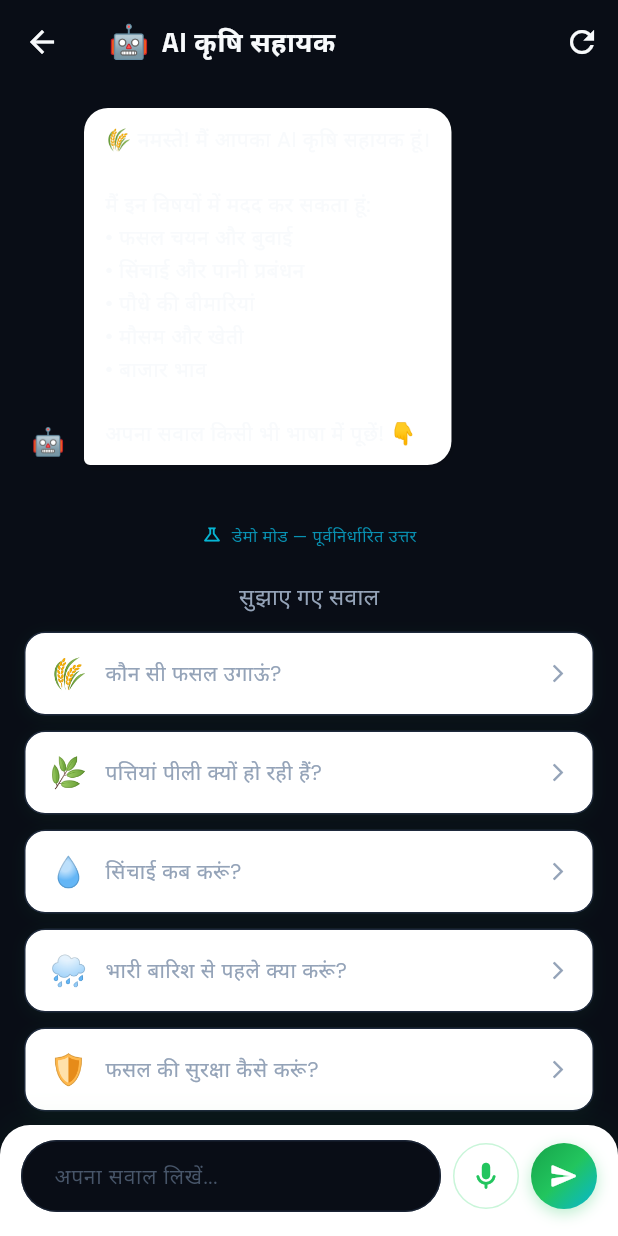
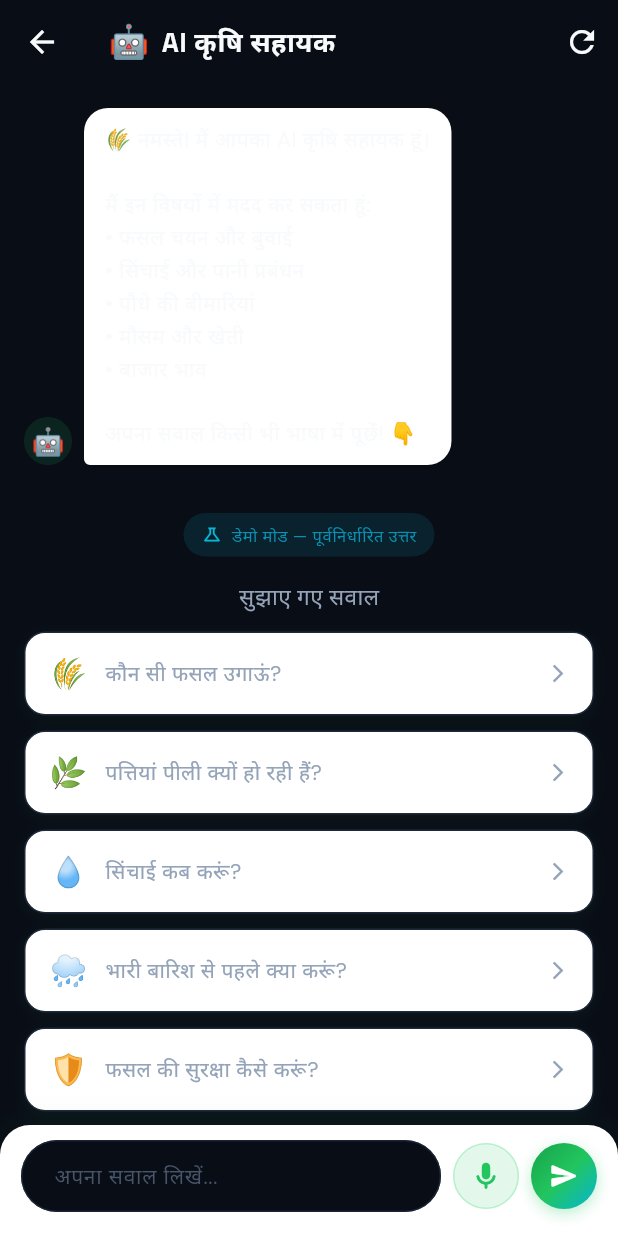
Before and after one commit to yusufzaidan72-crypto/KisanMitra, a Flutter app: the AIAssistantScreen screen opened directly, on a phone screen of 412 x 824 dp. Run offline on Flutter 3.47's test engine with Material 3 defaults, Android fonts, the phone set to English and light mode, and no system bars; our stand-ins replace cloud_firestore, firebase_auth, firebase_core, flutter_animate, flutter_dotenv, geolocator and 3 more; accounts and stored records are empty.

Commit message:
fix: updated AppColors with backwards-compatible surface getters & clean typography

```diff
--- a/lib/screens/assistant/ai_assistant_screen.dart
+++ b/lib/screens/assistant/ai_assistant_screen.dart
@@ -194,7 +194,7 @@
             Container(
               width: 32,
               height: 32,
-              decoration: const BoxDecoration(
+              decoration: BoxDecoration(
                 color: AppColors.primarySurface,
                 shape: BoxShape.circle,
               ),
@@ -250,7 +250,7 @@
             Container(
               width: 32,
               height: 32,
-              decoration: const BoxDecoration(
+              decoration: BoxDecoration(
                 color: AppColors.primarySurface,
                 shape: BoxShape.circle,
               ),
--- a/lib/screens/weather/weather_screen.dart
+++ b/lib/screens/weather/weather_screen.dart
@@ -238,7 +238,7 @@
     return Column(
       crossAxisAlignment: CrossAxisAlignment.start,
       children: [
-        const Text('Saved Locations / सुरक्षित स्थान', style: AppTextStyles.titleMedium),
+        Text('Saved Locations / सुरक्षित स्थान', style: AppTextStyles.titleMedium),
         const SizedBox(height: 8),
         SizedBox(
           height: 40,
--- a/lib/utils/app_colors.dart
+++ b/lib/utils/app_colors.dart
@@ -7,6 +7,7 @@
   static const Color background = Color(0xFF090D16);
   static const Color backgroundSecondary = Color(0xFF0F172A);
   static const Color canvasDark = Color(0xFF070A10);
+  static const Color surface = Color(0xFF131C2E);
 
   // Glassmorphic Surface Colors
   static const Color glassSurface = Color(0x99131C2E);
@@ -20,28 +21,32 @@
   static const Color primaryDark = Color(0xFF15803D);
   static const Color primaryLight = Color(0xFF4ADE80);
   static const Color primaryGlow = Color(0x6622C55E);
+  static const Color primarySurface = Color(0x2022C55E);
 
   // Secondary - Water & Irrigation Cyan Tech
   static const Color secondary = Color(0xFF06B6D4);
   static const Color secondaryDark = Color(0xFF0891B2);
   static const Color secondaryLight = Color(0xFF38BDF8);
   static const Color secondaryGlow = Color(0x6606B6D4);
+  static const Color secondarySurface = Color(0x2006B6D4);
 
   // Accent - Harvest Sunset Gold
   static const Color accent = Color(0xFFF59E0B);
   static const Color accentDark = Color(0xFFD97706);
   static const Color accentLight = Color(0xFFFBBF24);
   static const Color accentGlow = Color(0x66F59E0B);
+  static const Color accentSurface = Color(0x20F59E0B);
 
   // Earth Tones
   static const Color soilDark = Color(0xFF2D1B18);
   static const Color soilLight = Color(0xFF8D6E63);
 
-  // Status & Health Indicators
+  // Status & Weather Indicators
   static const Color success = Color(0xFF22C55E);
   static const Color warning = Color(0xFFF59E0B);
   static const Color error = Color(0xFFEF4444);
   static const Color info = Color(0xFF3B82F6);
+  static const Color rainy = Color(0xFF0284C7);
 
   // Text Hierarchy
   static const Color textPrimary = Color(0xFFF8FAFC);
@@ -53,7 +58,7 @@
   // Border & Divider
   static const Color border = Color(0xFF1E293B);
   static const Color borderLight = Color(0xFF334155);
-  static const Color divider = Color(0x1FFE2E93B);
+  static const Color divider = Color(0x1F1E293B);
 
   // Premium Gradients
   static const LinearGradient primaryGradient = LinearGradient(
@@ -80,6 +85,12 @@
     end: Alignment.centerRight,
   );
 
+  static const LinearGradient weatherGradient = LinearGradient(
+    colors: [Color(0xFF0F172A), Color(0xFF0369A1), Color(0xFF15803D)],
+    begin: Alignment.topLeft,
+    end: Alignment.bottomRight,
+  );
+
   static const LinearGradient glowCardBorder = LinearGradient(
     colors: [Color(0xAA22C55E), Color(0x3306B6D4), Color(0xAAF59E0B)],
     begin: Alignment.topLeft,
--- a/lib/widgets/loading_widget.dart
+++ b/lib/widgets/loading_widget.dart
@@ -14,7 +14,7 @@
         children: [
           Container(
             padding: const EdgeInsets.all(16),
-            decoration: const BoxDecoration(
+            decoration: BoxDecoration(
               color: AppColors.primarySurface,
               shape: BoxShape.circle,
             ),
```
